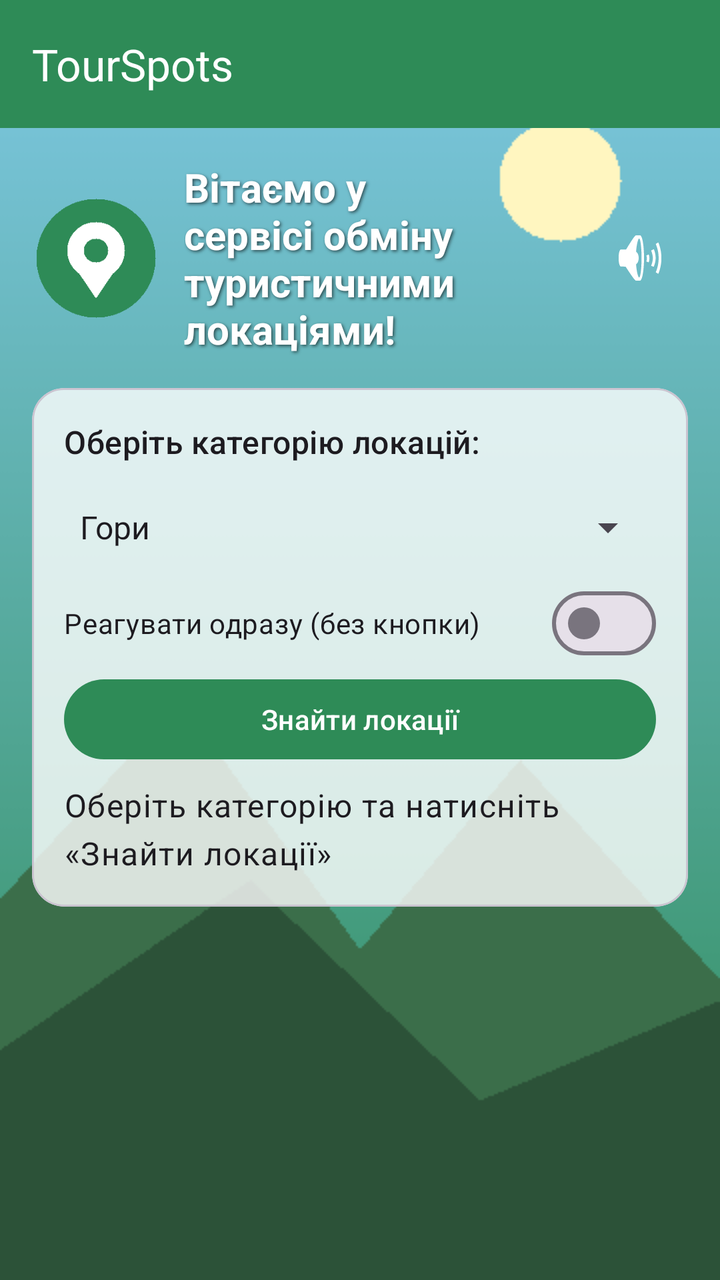
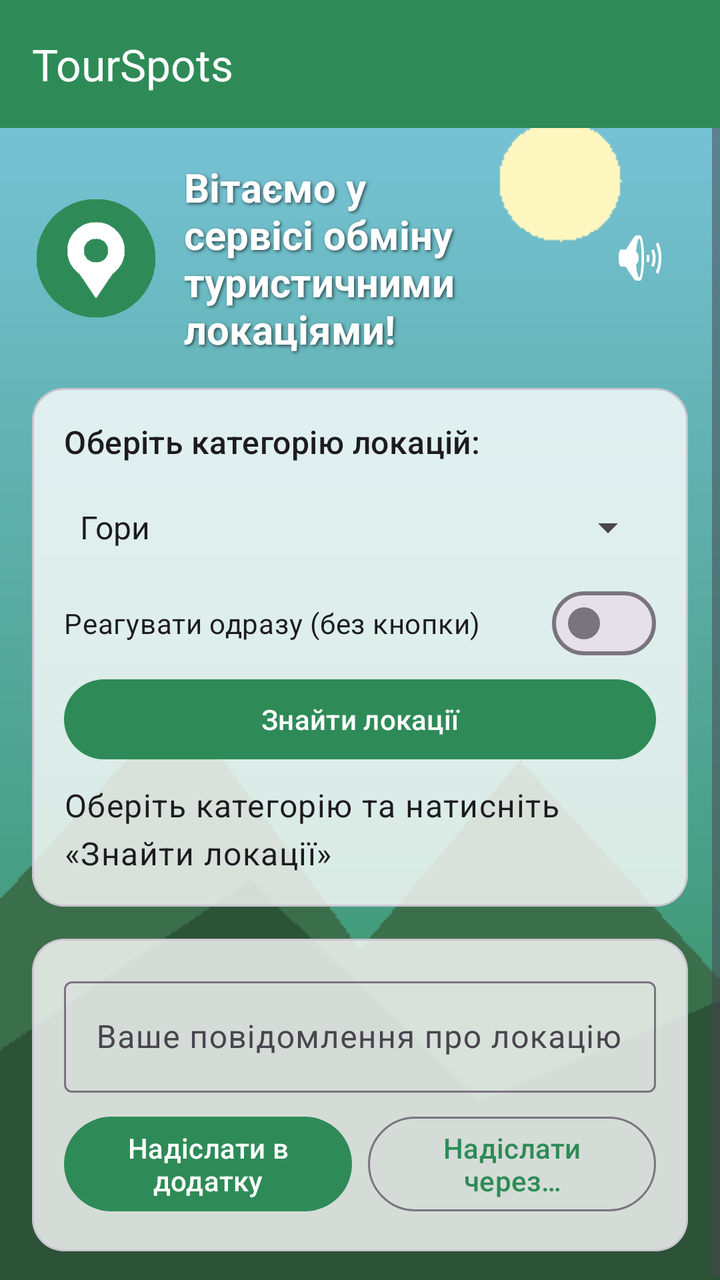

Screens rendered from an Android XML layout before and after an edit, with the pre-edit source and the edit as a unified diff.
<!-- AndroidManifest.xml: application theme Theme.TourSpots -->
<!-- res/layout/activity_main.xml -->
<?xml version="1.0" encoding="utf-8"?>
<LinearLayout xmlns:android="http://schemas.android.com/apk/res/android"
    xmlns:app="http://schemas.android.com/apk/res-auto"
    xmlns:tools="http://schemas.android.com/tools"
    android:id="@+id/root"
    android:layout_width="match_parent"
    android:layout_height="match_parent"
    android:background="@drawable/bg_main"
    android:orientation="vertical"
    tools:context=".MainActivity">

    <com.google.android.material.appbar.MaterialToolbar
        android:id="@+id/toolbar"
        android:layout_width="match_parent"
        android:layout_height="?attr/actionBarSize"
        android:background="@color/green_primary"
        app:title="@string/app_name"
        app:titleTextColor="@color/white" />

    <ScrollView
        android:layout_width="match_parent"
        android:layout_height="match_parent"
        android:fillViewport="true">

        <LinearLayout
            android:layout_width="match_parent"
            android:layout_height="wrap_content"
            android:orientation="vertical"
            android:padding="16dp">

            
            <LinearLayout
                android:layout_width="match_parent"
                android:layout_height="wrap_content"
                android:gravity="center_vertical"
                android:orientation="horizontal">

                <ImageView
                    android:id="@+id/ivLogo"
                    android:layout_width="64dp"
                    android:layout_height="64dp"
                    android:contentDescription="@string/logo_description"
                    android:src="@drawable/logo" />

                <TextView
                    android:id="@+id/tvGreeting"
                    android:layout_width="0dp"
                    android:layout_height="wrap_content"
                    android:layout_marginStart="12dp"
                    android:layout_weight="1"
                    android:shadowColor="#99000000"
                    android:shadowDx="2"
                    android:shadowDy="2"
                    android:shadowRadius="4"
                    android:text="@string/greeting"
                    android:textColor="@color/white"
                    android:textSize="20sp"
                    android:textStyle="bold" />

                <ImageButton
                    android:id="@+id/btnPlaySound"
                    android:layout_width="48dp"
                    android:layout_height="48dp"
                    android:background="?attr/selectableItemBackgroundBorderless"
                    android:contentDescription="@string/play_sound"
                    android:src="@android:drawable/ic_lock_silent_mode_off"
                    app:tint="@color/white" />
            </LinearLayout>

            
            <com.google.android.material.card.MaterialCardView
                android:layout_width="match_parent"
                android:layout_height="wrap_content"
                android:layout_marginTop="16dp"
                app:cardBackgroundColor="@color/card_scrim"
                app:cardCornerRadius="16dp">

                <LinearLayout
                    android:layout_width="match_parent"
                    android:layout_height="wrap_content"
                    android:orientation="vertical"
                    android:padding="16dp">

                    <TextView
                        android:layout_width="wrap_content"
                        android:layout_height="wrap_content"
                        android:text="@string/choose_category"
                        android:textAppearance="?attr/textAppearanceTitleMedium" />

                    <Spinner
                        android:id="@+id/spinnerCategory"
                        android:layout_width="match_parent"
                        android:layout_height="48dp"
                        android:layout_marginTop="8dp"
                        android:entries="@array/categories" />

                    <com.google.android.material.materialswitch.MaterialSwitch
                        android:id="@+id/switchAuto"
                        android:layout_width="match_parent"
                        android:layout_height="wrap_content"
                        android:text="@string/auto_update" />

                    <Button
                        android:id="@+id/button1"
                        android:layout_width="match_parent"
                        android:layout_height="wrap_content"
                        android:text="@string/find_locations" />

                    <TextView
                        android:id="@+id/tvResult"
                        android:layout_width="match_parent"
                        android:layout_height="wrap_content"
                        android:layout_marginTop="8dp"
                        android:freezesText="true"
                        android:text="@string/result_hint"
                        android:textAppearance="?attr/textAppearanceBodyLarge" />
                </LinearLayout>
            </com.google.android.material.card.MaterialCardView>

        </LinearLayout>
    </ScrollView>
</LinearLayout>
<!-- resources referenced by this layout -->
<resources>
  <string-array name="categories">
          <item>Гори</item>
          <item>Озера</item>
          <item>Замки</item>
          <item>Музеї</item>
          <item>Парки</item>
      </string-array>
  <color name="card_scrim">#CCFFFFFF</color>
  <color name="green_primary">#2E8B57</color>
  <color name="white">#FFFFFF</color>
  <!-- drawable bg_main: png bitmap (drawable-nodpi, 4078 bytes) -->
  <!-- drawable logo: png bitmap (drawable-nodpi, 1088 bytes) -->
  <string name="app_name">TourSpots</string>
  <string name="auto_update">Реагувати одразу (без кнопки)</string>
  <string name="choose_category">Оберіть категорію локацій:</string>
  <string name="find_locations">Знайти локації</string>
  <string name="greeting">Вітаємо у сервісі обміну туристичними локаціями!</string>
  <string name="logo_description">Логотип TourSpots</string>
  <string name="play_sound">Відтворити звук</string>
  <string name="result_hint">Оберіть категорію та натисніть «Знайти локації»</string>
  <style name="Theme.TourSpots" parent="Theme.Material3.Light.NoActionBar">
          <item name="colorPrimary">@color/green_primary</item>
          <item name="colorOnPrimary">@color/white</item>
          <item name="colorSecondary">@color/sky</item>
      </style>
  <color name="sky">#7EC8E3</color>
</resources>

<!-- the commit's change to res/layout/activity_main.xml (unified diff, before → after) -->
@@ -117,6 +117,61 @@
                 </LinearLayout>
             </com.google.android.material.card.MaterialCardView>
 
+            
+            <com.google.android.material.card.MaterialCardView
+                android:layout_width="match_parent"
+                android:layout_height="wrap_content"
+                android:layout_marginTop="16dp"
+                app:cardBackgroundColor="@color/card_scrim"
+                app:cardCornerRadius="16dp">
+
+                <LinearLayout
+                    android:layout_width="match_parent"
+                    android:layout_height="wrap_content"
+                    android:orientation="vertical"
+                    android:padding="16dp">
+
+                    <com.google.android.material.textfield.TextInputLayout
+                        android:id="@+id/tilMessage"
+                        style="@style/Widget.Material3.TextInputLayout.OutlinedBox"
+                        android:layout_width="match_parent"
+                        android:layout_height="wrap_content"
+                        android:hint="@string/message_hint">
+
+                        <com.google.android.material.textfield.TextInputEditText
+                            android:id="@+id/etMessage"
+                            android:layout_width="match_parent"
+                            android:layout_height="wrap_content"
+                            android:inputType="textMultiLine|textCapSentences"
+                            android:maxLines="4" />
+                    </com.google.android.material.textfield.TextInputLayout>
+
+                    <LinearLayout
+                        android:layout_width="match_parent"
+                        android:layout_height="wrap_content"
+                        android:layout_marginTop="8dp"
+                        android:orientation="horizontal">
+
+                        <Button
+                            android:id="@+id/btnSendInApp"
+                            android:layout_width="0dp"
+                            android:layout_height="wrap_content"
+                            android:layout_marginEnd="4dp"
+                            android:layout_weight="1"
+                            android:text="@string/send_in_app" />
+
+                        <Button
+                            android:id="@+id/btnSendExternal"
+                            style="@style/Widget.Material3.Button.OutlinedButton"
+                            android:layout_width="0dp"
+                            android:layout_height="wrap_content"
+                            android:layout_marginStart="4dp"
+                            android:layout_weight="1"
+                            android:text="@string/send_external" />
+                    </LinearLayout>
+                </LinearLayout>
+            </com.google.android.material.card.MaterialCardView>
+
         </LinearLayout>
     </ScrollView>
 </LinearLayout>
<!-- resource entries referenced after the edit -->
@@ -18,8 +18,11 @@
   <string name="find_locations">Знайти локації</string>
   <string name="greeting">Вітаємо у сервісі обміну туристичними локаціями!</string>
   <string name="logo_description">Логотип TourSpots</string>
+  <string name="message_hint">Ваше повідомлення про локацію</string>
   <string name="play_sound">Відтворити звук</string>
   <string name="result_hint">Оберіть категорію та натисніть «Знайти локації»</string>
+  <string name="send_external">Надіслати через…</string>
+  <string name="send_in_app">Надіслати в додатку</string>
   <style name="Theme.TourSpots" parent="Theme.Material3.Light.NoActionBar">
           <item name="colorPrimary">@color/green_primary</item>
           <item name="colorOnPrimary">@color/white</item>
